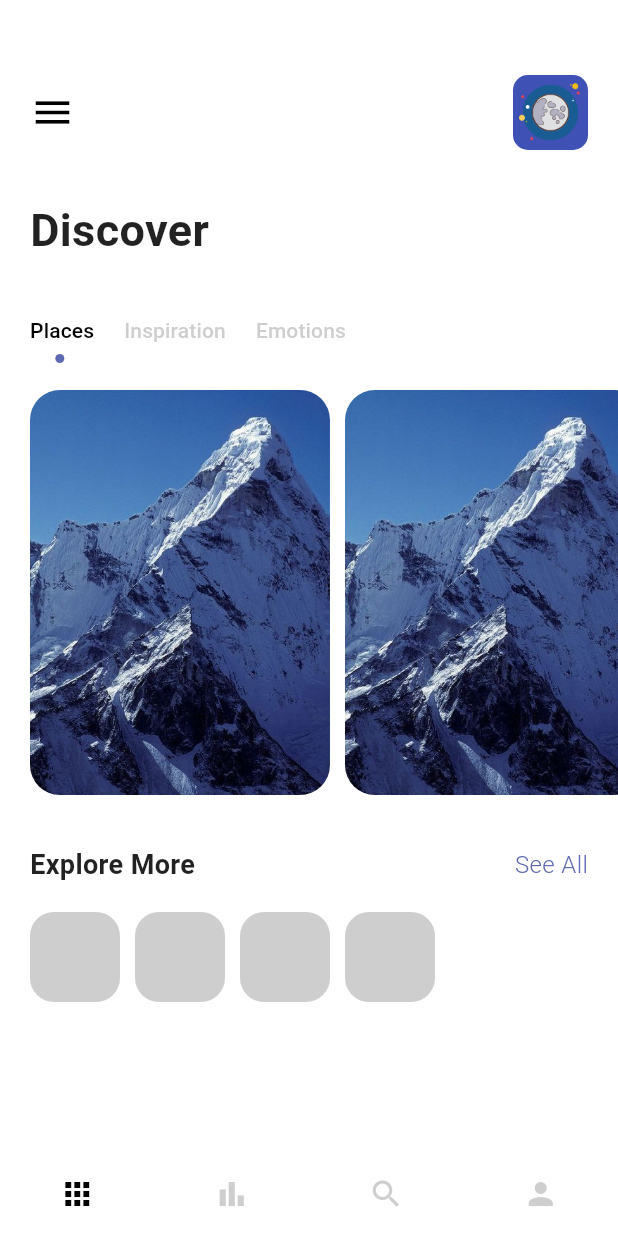
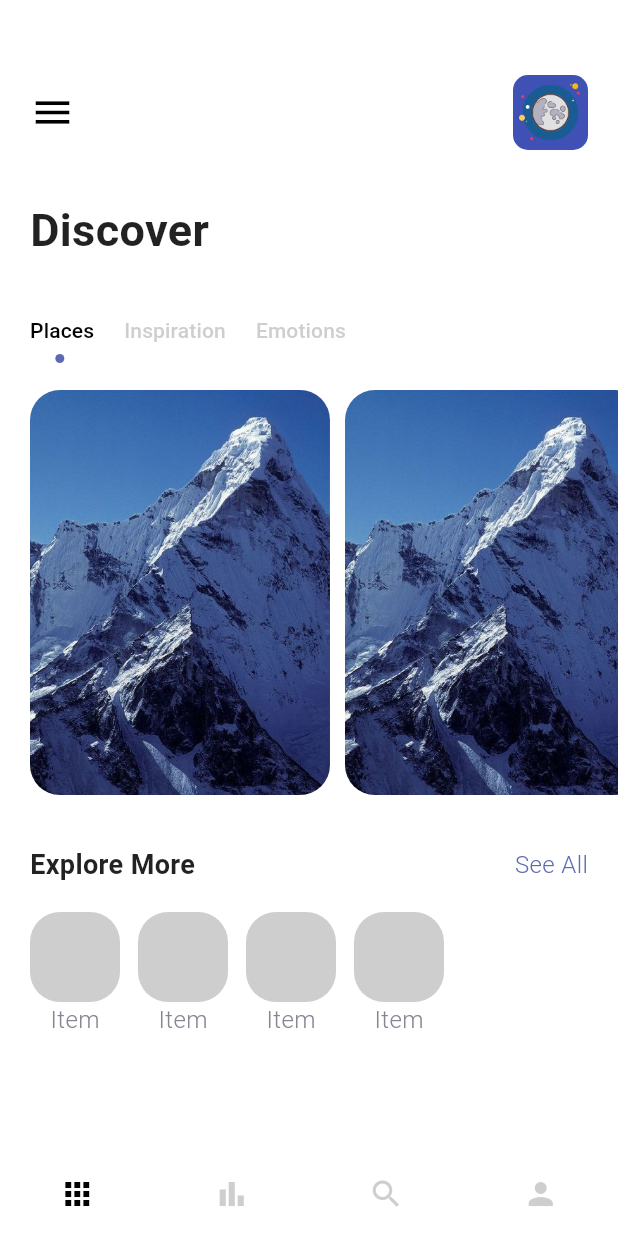
Before and after one commit to AlexEduV/flutter_travel_app, a Flutter app: the screen it shows after launch, on a phone screen of 412 x 824 dp. Run offline on Flutter 3.47's test engine with Material 3 defaults, Android fonts, the phone set to English and light mode, and no system bars.

Commit message:
working on explore more item;

```diff
--- a/lib/pages/navigationPages/home_item_page.dart
+++ b/lib/pages/navigationPages/home_item_page.dart
@@ -125,7 +125,14 @@ class _HomeItemPageState extends State<HomeItemPage> {
                   itemCount: 4,
                   itemBuilder: (context, index) {
 
-                    return exploreMoreItem();
+                    return const Padding(
+                      padding: EdgeInsets.only(right: 12.0),
+                      child: exploreMoreItem(
+                        imageSource: '',
+                        tintColor: Colors.black,
+                        label: 'Item',
+                      ),
+                    );
                   },
                 ),
               ),
--- a/lib/widgets/explore_more_item.dart
+++ b/lib/widgets/explore_more_item.dart
@@ -1,22 +1,41 @@
 import 'package:flutter/material.dart';
+import 'package:flutter_travel_test/styles/colors.dart';
+import 'package:flutter_travel_test/widgets/app_text.dart';
 
 class exploreMoreItem extends StatelessWidget {
-  const exploreMoreItem({super.key});
+
+  final String imageSource;
+  final Color tintColor;
+  final String label;
+
+  const exploreMoreItem({
+    super.key,
+    required this.imageSource,
+    required this.tintColor,
+    required this.label,
+  });
 
   @override
   Widget build(BuildContext context) {
     return Column(
       children: [
+
+        //image rounded tinted
         Container(
           height: 60,
           width: 60,
-          margin: const EdgeInsets.only(right: 10.0),
           decoration: BoxDecoration(
             color: Colors.grey.withOpacity(.5),
-            borderRadius: BorderRadius.circular(16.0),
+            borderRadius: BorderRadius.circular(20.0),
+          ),
+        ),
 
-          ),
-        )
+        //text
+        AppText(
+          text: label,
+          color: AppColors.textColor2,
+        ),
+
       ],
     );
   }
```
